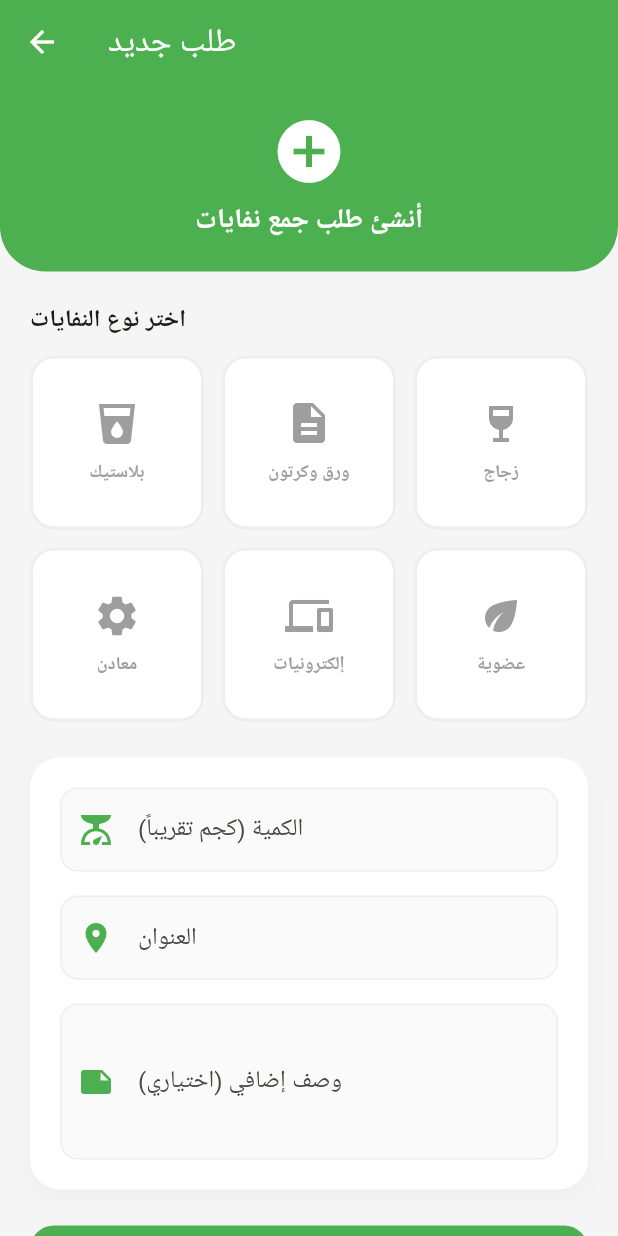
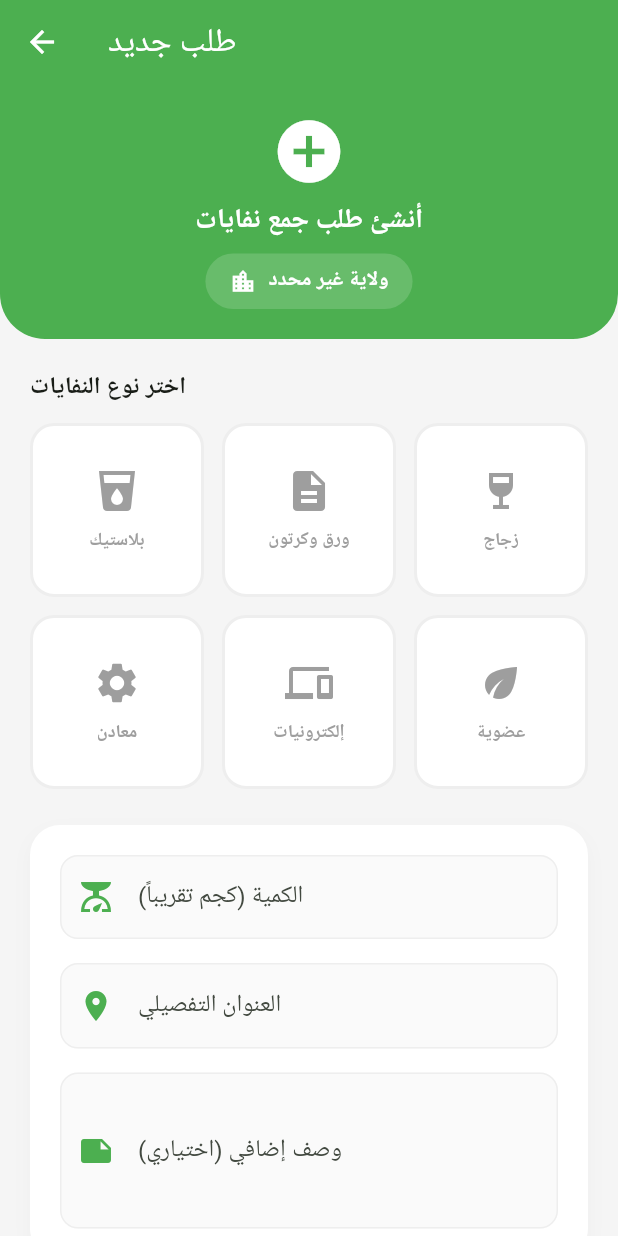
Before and after one commit to kaddydiaf-cyber/green-way-app, a Flutter app: the CitizenHomeScreen screen opened directly, after a tap on "طلب جديد", on a phone screen of 412 x 824 dp. Run offline on Flutter 3.47's test engine with Material 3 defaults, Android fonts, the light colour scheme and no system bars; our stand-ins replace cloud_firestore, firebase_auth, firebase_core, firebase_messaging, flutter_local_notifications, flutter_riverpod and 1 more; accounts and stored records are empty.

```diff
--- /dev/null
+++ b/lib/data/wilayas.dart
@@ -0,0 +1,70 @@
+class Wilayas {
+  static const List<Map<String, dynamic>> list = [
+    {'code': '01', 'name': 'أدرار'},
+    {'code': '02', 'name': 'الشلف'},
+    {'code': '03', 'name': 'الأغواط'},
+    {'code': '04', 'name': 'أم البواقي'},
+    {'code': '05', 'name': 'باتنة'},
+    {'code': '06', 'name': 'بجاية'},
+    {'code': '07', 'name': 'بسكرة'},
+    {'code': '08', 'name': 'بشار'},
+    {'code': '09', 'name': 'البليدة'},
+    {'code': '10', 'name': 'البويرة'},
+    {'code': '11', 'name': 'تمنراست'},
+    {'code': '12', 'name': 'تبسة'},
+    {'code': '13', 'name': 'تلمسان'},
+    {'code': '14', 'name': 'تيارت'},
+    {'code': '15', 'name': 'تيزي وزو'},
+    {'code': '16', 'name': 'الجزائر'},
+    {'code': '17', 'name': 'الجلفة'},
+    {'code': '18', 'name': 'جيجل'},
+    {'code': '19', 'name': 'سطيف'},
+    {'code': '20', 'name': 'سعيدة'},
+    {'code': '21', 'name': 'سكيكدة'},
+    {'code': '22', 'name': 'سيدي بلعباس'},
+    {'code': '23', 'name': 'عنابة'},
+    {'code': '24', 'name': 'قالمة'},
+    {'code': '25', 'name': 'قسنطينة'},
+    {'code': '26', 'name': 'المدية'},
+    {'code': '27', 'name': 'مستغانم'},
+    {'code': '28', 'name': 'المسيلة'},
+    {'code': '29', 'name': 'معسكر'},
+    {'code': '30', 'name': 'ورقلة'},
+    {'code': '31', 'name': 'وهران'},
+    {'code': '32', 'name': 'البيض'},
+    {'code': '33', 'name': 'إليزي'},
+    {'code': '34', 'name': 'برج بوعريريج'},
+    {'code': '35', 'name': 'بومرداس'},
+    {'code': '36', 'name': 'الطارف'},
+    {'code': '37', 'name': 'تندوف'},
+    {'code': '38', 'name': 'تيسمسيلت'},
+    {'code': '39', 'name': 'الوادي'},
+    {'code': '40', 'name': 'خنشلة'},
+    {'code': '41', 'name': 'سوق أهراس'},
+    {'code': '42', 'name': 'تيبازة'},
+    {'code': '43', 'name': 'ميلة'},
+    {'code': '44', 'name': 'عين الدفلى'},
+    {'code': '45', 'name': 'النعامة'},
+    {'code': '46', 'name': 'عين تيموشنت'},
+    {'code': '47', 'name': 'غرداية'},
+    {'code': '48', 'name': 'غليزان'},
+    {'code': '49', 'name': 'تيميمون'},
+    {'code': '50', 'name': 'برج باجي مختار'},
+    {'code': '51', 'name': 'أولاد جلال'},
+    {'code': '52', 'name': 'بني عباس'},
+    {'code': '53', 'name': 'عين صالح'},
+    {'code': '54', 'name': 'عين قزام'},
+    {'code': '55', 'name': 'توقرت'},
+    {'code': '56', 'name': 'جانت'},
+    {'code': '57', 'name': 'المغير'},
+    {'code': '58', 'name': 'المنيعة'},
+  ];
+
+  static String getNameByCode(String code) {
+    final wilaya = list.firstWhere(
+          (w) => w['code'] == code,
+      orElse: () => {'name': 'غير محدد'},
+    );
+    return wilaya['name'];
+  }
+}
--- a/lib/features/citizen/citizen_home_screen.dart
+++ b/lib/features/citizen/citizen_home_screen.dart
@@ -138,18 +138,6 @@ class CitizenHomeScreen extends ConsumerWidget {
                       Navigator.push(context, MaterialPageRoute(builder: (_) => const WalletScreen()));
                     },
                   ),
-
-                  // الملف الشخصي
-                  _buildServiceCard(
-                    context,
-                    icon: Icons.person,
-                    title: 'الملف الشخصي',
-                    subtitle: 'عرض وتعديل بياناتك',
-                    color: Colors.purple,
-                    onTap: () {
-                      Navigator.push(context, MaterialPageRoute(builder: (_) => const ProfileScreen()));
-                    },
-                  ),
                 ],
               ),
             ),
--- a/lib/features/citizen/create_request_screen.dart
+++ b/lib/features/citizen/create_request_screen.dart
@@ -2,6 +2,7 @@ import 'package:flutter/material.dart';
 import 'package:flutter_riverpod/flutter_riverpod.dart';
 import 'package:cloud_firestore/cloud_firestore.dart';
 import 'package:green_way_new/auth_service.dart';
+import 'package:green_way_new/data/wilayas.dart';
 
 class CreateRequestScreen extends ConsumerStatefulWidget {
   const CreateRequestScreen({super.key});
@@ -12,10 +13,13 @@ class CreateRequestScreen extends ConsumerStatefulWidget {
 
 class _CreateRequestScreenState extends ConsumerState<CreateRequestScreen> {
   String? selectedWasteType;
+  String? userWilaya;
+  String? userWilayaName;
   final _quantityController = TextEditingController();
   final _descriptionController = TextEditingController();
   final _addressController = TextEditingController();
   bool _isLoading = false;
+  bool _isLoadingWilaya = true;
 
   final wasteTypes = [
     {'id': 'plastic', 'name': 'بلاستيك', 'icon': Icons.local_drink, 'color': Colors.blue},
@@ -25,6 +29,30 @@ class _CreateRequestScreenState extends ConsumerState<CreateRequestScreen> {
     {'id': 'electronics', 'name': 'إلكترونيات', 'icon': Icons.devices, 'color': Colors.purple},
     {'id': 'organic', 'name': 'عضوية', 'icon': Icons.eco, 'color': Colors.lightGreen},
   ];
+
+  @override
+  void initState() {
+    super.initState();
+    _loadUserWilaya();
+  }
+
+  Future<void> _loadUserWilaya() async {
+    final authService = ref.read(authServiceProvider);
+    final user = authService.currentUser;
+
+    if (user != null) {
+      final userDoc = await FirebaseFirestore.instance
+          .collection('users')
+          .doc(user.uid)
+          .get();
+
+      setState(() {
+        userWilaya = userDoc.data()?['wilaya'] ?? '';
+        userWilayaName = Wilayas.getNameByCode(userWilaya ?? '');
+        _isLoadingWilaya = false;
+      });
+    }
+  }
 
   @override
   Widget build(BuildContext context) {
@@ -51,11 +79,11 @@ class _CreateRequestScreenState extends ConsumerState<CreateRequestScreen> {
                   bottomRight: Radius.circular(30),
                 ),
               ),
-              child: const Column(
+              child: Column(
                 children: [
-                  Icon(Icons.add_circle, color: Colors.white, size: 50),
-                  SizedBox(height: 8),
-                  Text(
+                  const Icon(Icons.add_circle, color: Colors.white, size: 50),
+                  const SizedBox(height: 8),
+                  const Text(
                     'أنشئ طلب جمع نفايات',
                     style: TextStyle(
                       color: Colors.white,
@@ -63,6 +91,30 @@ class _CreateRequestScreenState extends ConsumerState<CreateRequestScreen> {
                       fontWeight: FontWeight.bold,
                     ),
                   ),
+                  const SizedBox(height: 8),
+                  // عرض الولاية
+                  if (!_isLoadingWilaya)
+                    Container(
+                      padding: const EdgeInsets.symmetric(horizontal: 16, vertical: 8),
+                      decoration: BoxDecoration(
+                        color: Colors.white.withAlpha(40),
+                        borderRadius: BorderRadius.circular(20),
+                      ),
+                      child: Row(
+                        mainAxisSize: MainAxisSize.min,
+                        children: [
+                          const Icon(Icons.location_city, color: Colors.white, size: 18),
+                          const SizedBox(width: 8),
+                          Text(
+                            'ولاية $userWilayaName',
+                            style: const TextStyle(
+                              color: Colors.white,
+                              fontWeight: FontWeight.bold,
+                            ),
+                          ),
+                        ],
+                      ),
+                    ),
                 ],
               ),
             ),
@@ -152,8 +204,9 @@ class _CreateRequestScreenState extends ConsumerState<CreateRequestScreen> {
                         const SizedBox(height: 16),
                         _buildTextField(
                           controller: _addressController,
-                          label: 'العنوان',
+                          label: 'العنوان التفصيلي',
                           icon: Icons.location_on,
+                          hint: 'مثال: حي السلام، شارع 20 أوت، رقم 15',
                         ),
                         const SizedBox(height: 16),
                         _buildTextField(
@@ -161,6 +214,7 @@ class _CreateRequestScreenState extends ConsumerState<CreateRequestScreen> {
                           label: 'وصف إضافي (اختياري)',
                           icon: Icons.note,
                           maxLines: 3,
+                          hint: 'أضف أي ملاحظات للجامع...',
                         ),
                       ],
                     ),
@@ -228,6 +282,7 @@ class _CreateRequestScreenState extends ConsumerState<CreateRequestScreen> {
     required IconData icon,
     TextInputType? keyboardType,
     int maxLines = 1,
+    String? hint,
   }) {
     return TextFormField(
       controller: controller,
@@ -235,6 +290,7 @@ class _CreateRequestScreenState extends ConsumerState<CreateRequestScreen> {
       maxLines: maxLines,
       decoration: InputDecoration(
         labelText: label,
+        hintText: hint,
         prefixIcon: Icon(icon, color: const Color(0xFF4CAF50)),
         filled: true,
         fillColor: Colors.grey.shade50,
@@ -289,16 +345,23 @@ class _CreateRequestScreenState extends ConsumerState<CreateRequestScreen> {
         'quantity': double.tryParse(_quantityController.text) ?? 0,
         'address': _addressController.text,
         'description': _descriptionController.text,
+        'wilaya': userWilaya,
+        'wilayaName': userWilayaName,
         'status': 'pending',
         'createdAt': FieldValue.serverTimestamp(),
       }).timeout(const Duration(seconds: 10));
 
       setState(() => _isLoading = false);
 
-      ScaffoldMessenger.of(context).showSnackBar(
-        const SnackBar(content: Text('تم إرسال الطلب بنجاح!'), backgroundColor: Colors.green),
-      );
-      Navigator.pop(context);
+      if (mounted) {
+        ScaffoldMessenger.of(context).showSnackBar(
+          const SnackBar(
+            content: Text('تم إرسال الطلب بنجاح! سيتواصل معك جامع قريباً'),
+            backgroundColor: Colors.green,
+          ),
+        );
+        Navigator.pop(context);
+      }
 
     } catch (e) {
       setState(() => _isLoading = false);
--- a/lib/main.dart
+++ b/lib/main.dart
@@ -1,11 +1,15 @@
 import 'package:flutter/material.dart';
 import 'package:flutter_riverpod/flutter_riverpod.dart';
 import 'package:firebase_core/firebase_core.dart';
+import 'package:green_way_new/notification_service.dart';
 import 'app.dart';
 
 void main() async {
   WidgetsFlutterBinding.ensureInitialized();
   await Firebase.initializeApp();
+
+  // تفعيل الإشعارات
+  await NotificationService.initialize();
 
   runApp(
     const ProviderScope(
--- a/pubspec.yaml
+++ b/pubspec.yaml
@@ -13,6 +13,8 @@ dependencies:
   firebase_core: ^3.3.0
   firebase_auth: ^5.1.4
   cloud_firestore: ^5.2.1
+  firebase_messaging: ^15.0.4
+  flutter_local_notifications: ^17.2.2
   shared_preferences: ^2.2.2
 
 dev_dependencies:
```
Also changed, not shown: lib/auth_service.dart (+15 -0 lines), lib/features/auth/auth_screen.dart (+44 -0 lines), lib/features/collector/collector_home_screen.dart (+116 -116 lines), lib/notification_service.dart (added, +80 -0 lines), assets/icon/app_icon.png, pubspec.lock, 35 other files.
